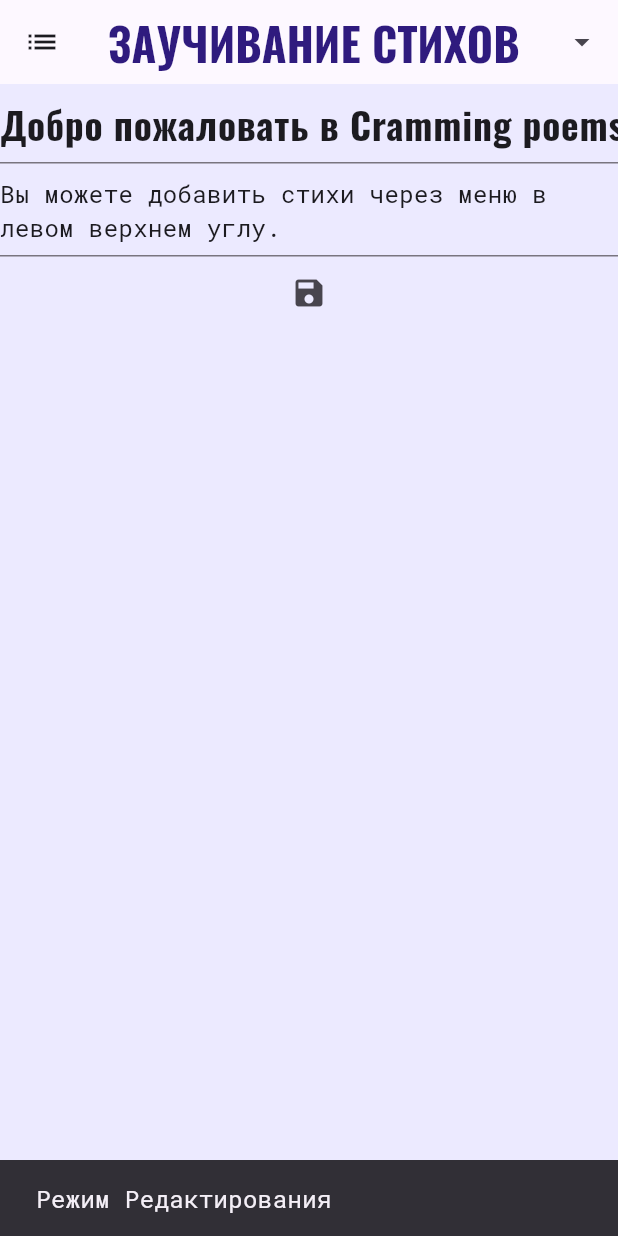
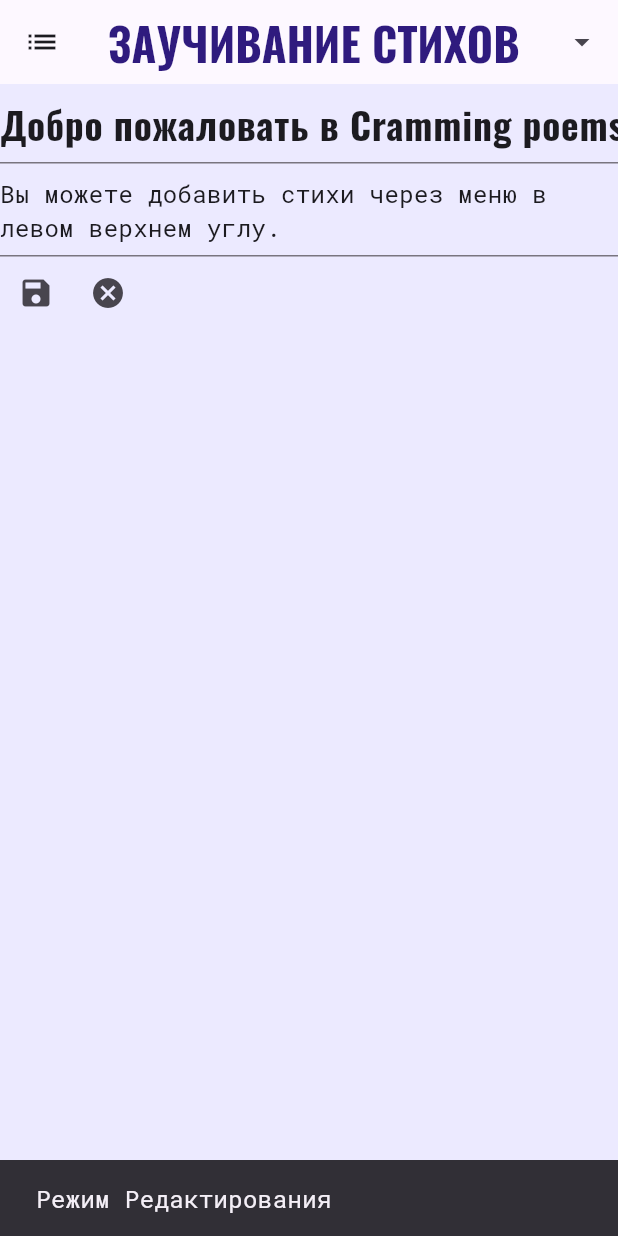
Before and after one commit to 2romanio005/cramming_poems, a Flutter app: the screen it shows after launch, after a tap on the "list" icon, after a tap on the "arrow drop down" icon, after a tap on the "edit" icon, on a phone screen of 412 x 824 dp. Run offline on Flutter 3.47's test engine with Material 3 defaults, Android fonts, the light colour scheme and no system bars; our stand-ins replace google_fonts.

Commit message:
Remaining modes. Cancel button and fix some consts

```diff
--- a/lib/displayTypeChooser.dart
+++ b/lib/displayTypeChooser.dart
@@ -75,5 +75,8 @@ Map<PoemDisplayType, String> namePoemDisplayType = {
   PoemDisplayType.first7: "Первые 7 букв",
   PoemDisplayType.firstAndLast: "Первое и последнее слово",
   PoemDisplayType.first: "Первое слово",
-  PoemDisplayType.last: "Последнее слово"
+  PoemDisplayType.last: "Последнее слово",
+  PoemDisplayType.firstAndLastLetterEachWord: "Первая и последняя буква каждого слова",
+  PoemDisplayType.firstLetterEachWord: "Первая буква каждого слова",
+  PoemDisplayType.firstLetter: "Первая буква каждой строки",
 };
--- a/lib/home.dart
+++ b/lib/home.dart
@@ -27,7 +27,7 @@ class _Home extends State<Home> {
         actions: [
           Builder(
             builder: (context) => IconButton(
-              icon: Icon(Icons.arrow_drop_down),
+              icon: const Icon(Icons.arrow_drop_down),
               onPressed: () => Scaffold.of(context).openEndDrawer(),
               tooltip: MaterialLocalizations.of(context).openAppDrawerTooltip,
             ),
@@ -35,12 +35,11 @@ class _Home extends State<Home> {
         ],
         leading: Builder(
           builder: (context) => IconButton(
-            icon: Icon(Icons.list),
+            icon: const Icon(Icons.list),
             onPressed: () => Scaffold.of(context).openDrawer(),
           ),
         ),
         title: Text(
-          //"CRAMMING POEMS",
           "ЗАУЧИВАНИЕ СТИХОВ",
           style: TextStyle(
             color: ColorHeader,
@@ -49,14 +48,14 @@ class _Home extends State<Home> {
         ),
       ),
       drawer: Container(
-        margin: EdgeInsets.fromLTRB(0, 25, 0, 0),
+        margin: const EdgeInsets.fromLTRB(0, 25, 0, 0),
         child: PoemChooser(onChange: redraw),
       ),
       endDrawer: Container(
-        margin: EdgeInsets.fromLTRB(0, 25, 0, 0),
+        margin: const EdgeInsets.fromLTRB(0, 25, 0, 0),
         child: DisplayTypeChooser(onChange: redraw),
       ),
-      body: MainView(),
+      body: const MainView(),
     );
   }
 }
--- a/lib/main_view.dart
+++ b/lib/main_view.dart
@@ -4,6 +4,8 @@ import 'package:flutter/material.dart';
 import 'Data/poem.dart';
 
 class MainView extends StatefulWidget {
+  const MainView({super.key});
+
   //final GlobalKey<_MainView> _key = GlobalKey();
   // void update(){
   //   _key.currentState!.redraw();
@@ -18,9 +20,6 @@ class _MainView extends State<MainView> {
   bool _isEditMode = false;
   final titleController = TextEditingController();
   final textController = TextEditingController();
-  // void redraw(){  // я почитал, в flutter не принято пробрасывать перерисовку в детей, поэтому setState находиться в home
-  //   setState(() {});
-  // }
 
   void _toggleEditModeOn() {
     const snackBar = SnackBar(
@@ -36,13 +35,14 @@ class _MainView extends State<MainView> {
     ScaffoldMessenger.of(context).showSnackBar(snackBar);
   }
 
-  void _toggleEditModeOff() {
+  void _toggleEditModeOff(bool save) {
     const snackBar = SnackBar(
       content: Text("Режим Просмотра"),
     );
 
     setState(() {
       _isEditMode = false;
+      if (!save) return;
       poemList.selectedPoem = Poem(
         text: textController.text.split('\n'),
         title: titleController.text,
@@ -75,7 +75,11 @@ class _MainView extends State<MainView> {
                         style: Theme.of(context).textTheme.bodyMedium,
                         maxLines: null,
                       ),
-                      IconButton(onPressed: _toggleEditModeOff, icon: const Icon(Icons.save)),
+                      Row(
+                        children: [
+                          IconButton(onPressed: () => _toggleEditModeOff(true), icon: const Icon(Icons.save)),
+                          IconButton(onPressed: () => _toggleEditModeOff(false), icon: const Icon(Icons.cancel)),
+                      ]),
                       //IconButton(onPressed: _toggleEditModeOff, icon: const Icon(Icons.cancel)),
                     ],
             ),
--- a/lib/poemChooser.dart
+++ b/lib/poemChooser.dart
@@ -57,7 +57,7 @@ class _PoemChooser extends State<PoemChooser> {
                           ),
                           IconButton(
                             style: buttonStyleOFF,
-                            icon: Icon(Icons.delete_forever_sharp),
+                            icon: const Icon(Icons.delete_forever_sharp),
                             onPressed: () async {
                               await confirmation_box(
                                   context: context,
@@ -79,7 +79,7 @@ class _PoemChooser extends State<PoemChooser> {
             ),
           ),
           Container(
-            padding: EdgeInsets.only(bottom: 5),
+            padding: const EdgeInsets.only(bottom: 5),
             color: ColorBackground,
             child: Row(
               mainAxisAlignment: MainAxisAlignment.spaceAround,
```
Also changed, not shown: lib/Data/poem.dart (+49 -0 lines).
